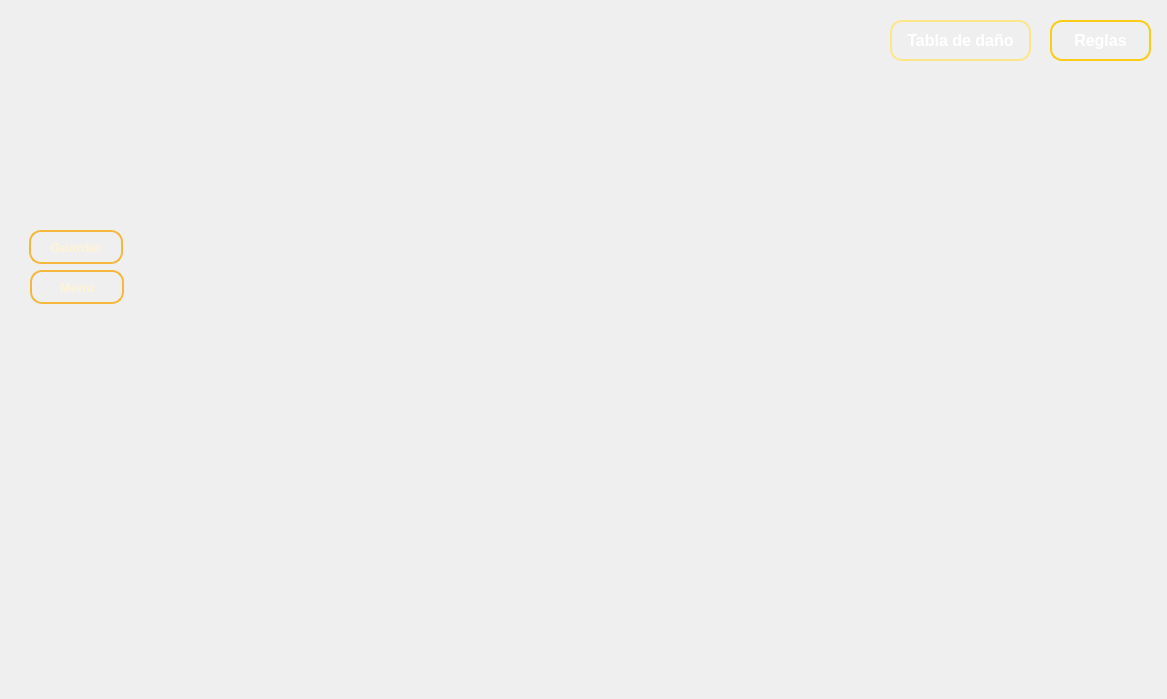
This is partida.ui in marilin-99/TrabajoPractico as Qt 5 draws it before an edit. The edited form follows.
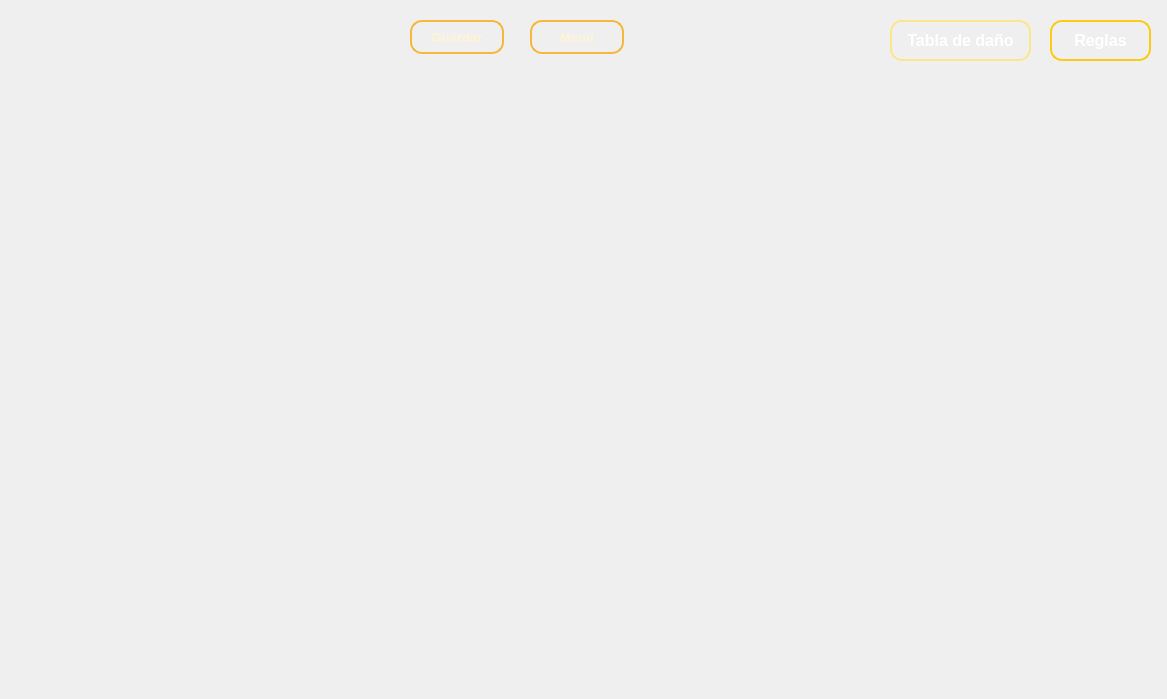
This is the edited form. Icons and pictures are not drawn.

Commit message: cambios en la interfaz

Diff of the .ui file:
```diff
--- a/partida.ui
+++ b/partida.ui
@@ -159,8 +159,8 @@
    <widget class="QPushButton" name="guardar_partida">
     <property name="geometry">
      <rect>
-      <x>29</x>
-      <y>230</y>
+      <x>410</x>
+      <y>20</y>
       <width>94</width>
       <height>34</height>
      </rect>
@@ -198,8 +198,8 @@
    <widget class="QPushButton" name="menu">
     <property name="geometry">
      <rect>
-      <x>30</x>
-      <y>270</y>
+      <x>530</x>
+      <y>20</y>
       <width>94</width>
       <height>34</height>
      </rect>
```
The commit also changes 5 other files.
